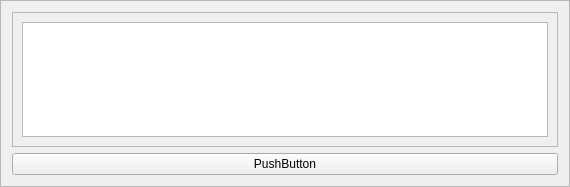
Qt form slacx/slacxui/message.ui (slaclab/paws) before a commit.
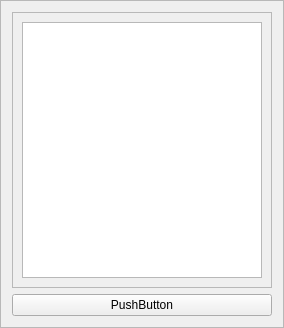
The same form after that commit.

What changed in the file:
```diff
--- a/slacx/slacxui/message.ui
+++ b/slacx/slacxui/message.ui
@@ -6,8 +6,8 @@
    <rect>
     <x>0</x>
     <y>0</y>
-    <width>570</width>
-    <height>187</height>
+    <width>284</width>
+    <height>328</height>
    </rect>
   </property>
   <property name="windowTitle">
@@ -30,8 +30,8 @@
        <rect>
         <x>0</x>
         <y>0</y>
-        <width>548</width>
-        <height>132</height>
+        <width>262</width>
+        <height>273</height>
        </rect>
       </property>
       <layout class="QVBoxLayout" name="verticalLayout">
```
